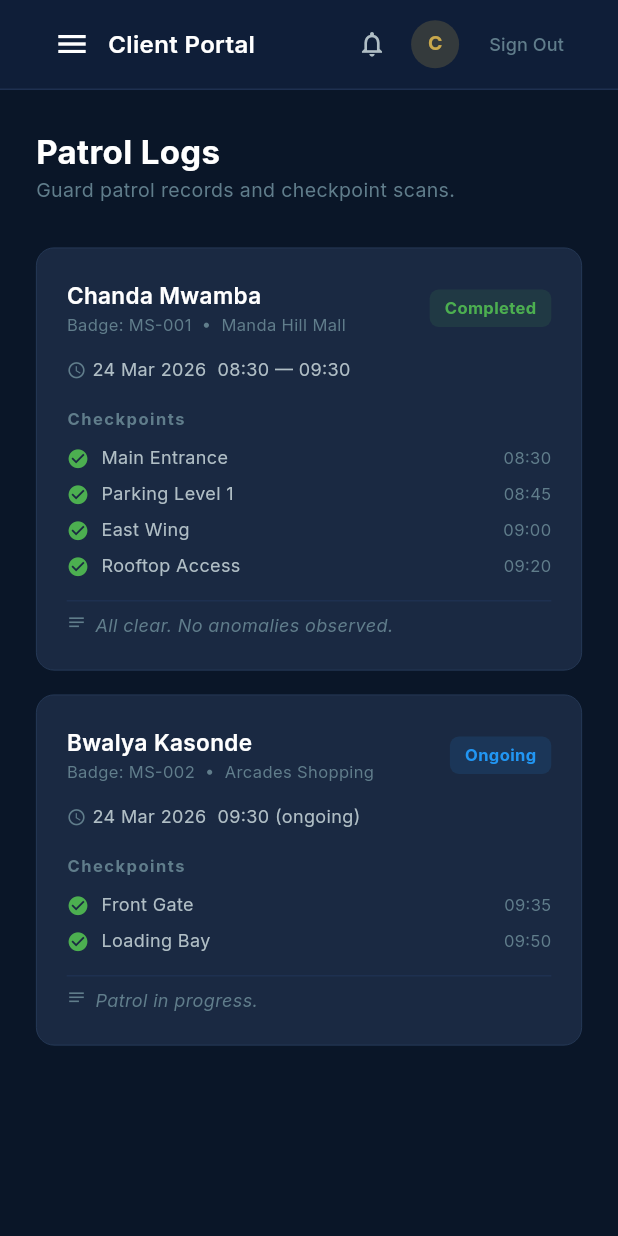
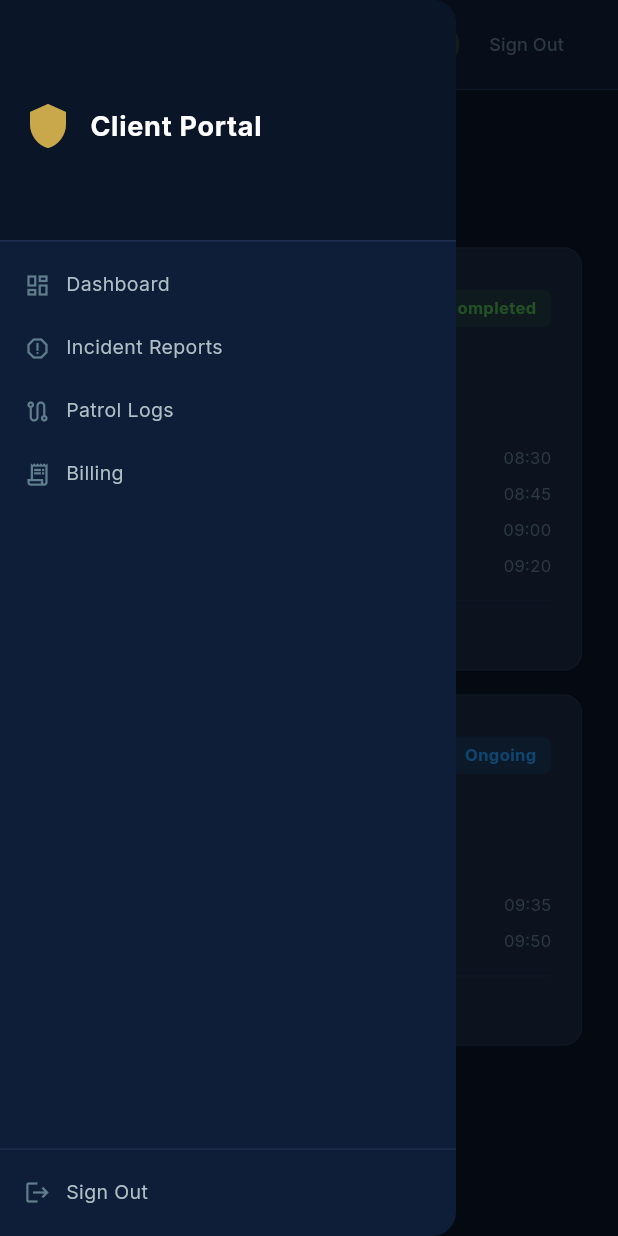
Before and after one commit to Ndwanny/magnum, a Flutter app: the PatrolLogsScreen screen opened by its route, with the side drawer open (before the commit the screen has no drawer), on a phone screen of 412 x 824 dp. Run offline on Flutter 3.47's test engine with Material 3 defaults, Android fonts, the light colour scheme and no system bars; our stand-ins replace fl_chart, flutter_dotenv, google_fonts, shared_preferences, supabase_flutter; accounts and stored records are empty.

Commit message:
fix: hamburger menu drawer on all client portal screens

```diff
--- a/lib/screens/client/client_dashboard_screen.dart
+++ b/lib/screens/client/client_dashboard_screen.dart
@@ -23,7 +23,7 @@ class _ClientDashboardScreenState extends State<ClientDashboardScreen> {
 
     return Scaffold(
       backgroundColor: AppColors.bgDark,
-      drawer: !isDesktop ? const _ClientDrawer() : null,
+      drawer: !isDesktop ? const ClientDrawer() : null,
       body: Builder(
         builder: (scaffoldCtx) => Row(
         children: [
@@ -160,8 +160,8 @@ class ClientSidebar extends StatelessWidget {
   );
 }
 
-class _ClientDrawer extends StatelessWidget {
-  const _ClientDrawer();
+class ClientDrawer extends StatelessWidget {
+  const ClientDrawer();
 
   @override
   Widget build(BuildContext context) => Drawer(
--- a/lib/screens/client/patrol_logs_screen.dart
+++ b/lib/screens/client/patrol_logs_screen.dart
@@ -13,13 +13,16 @@ class PatrolLogsScreen extends StatelessWidget {
     final logs = MockDataService.patrolLogs;
 
     return Scaffold(
-      body: Row(
+      backgroundColor: AppColors.bgDark,
+      drawer: !isDesktop ? const ClientDrawer() : null,
+      body: Builder(
+        builder: (scaffoldCtx) => Row(
         children: [
           if (isDesktop) const ClientSidebar(),
           Expanded(
             child: Column(
               children: [
-                ClientTopBar(user: null),
+                ClientTopBar(user: null, onMenuTap: isDesktop ? null : () => Scaffold.of(scaffoldCtx).openDrawer()),
                 Expanded(
                   child: SingleChildScrollView(
                     padding: const EdgeInsets.all(24),
@@ -92,6 +95,7 @@ class PatrolLogsScreen extends StatelessWidget {
           ),
         ],
       ),
+      ),
     );
   }
 }
```
Also changed, not shown: lib/screens/client/billing_screen.dart (+6 -2 lines), lib/screens/client/incidents_screen.dart (+6 -2 lines).
